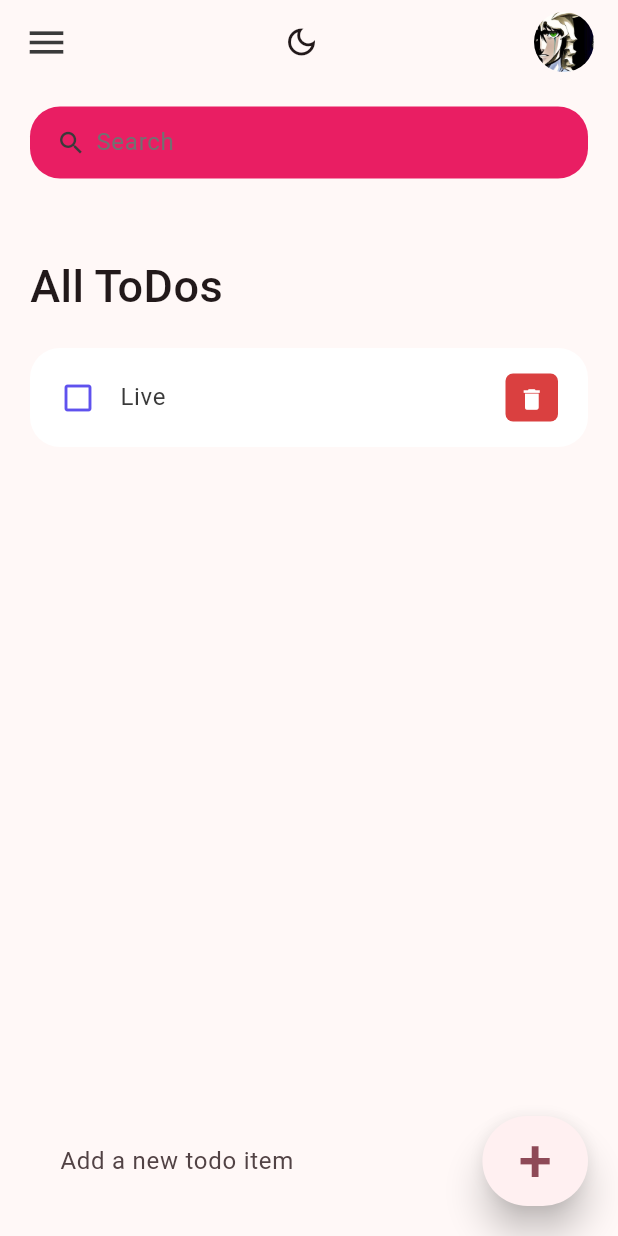
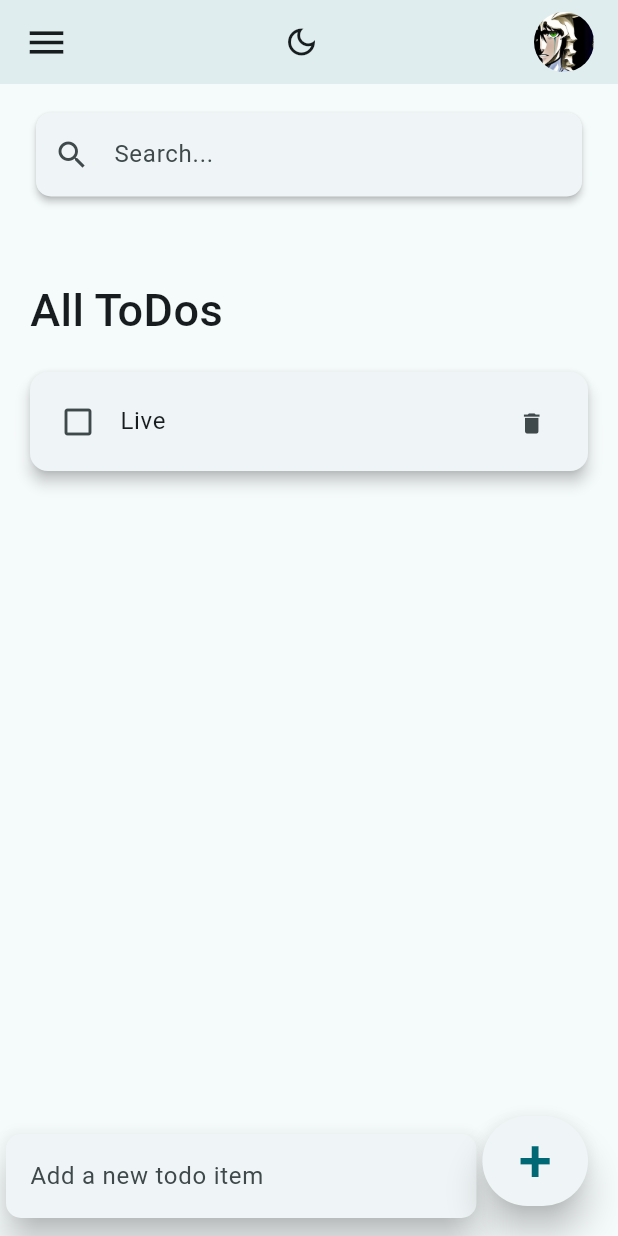
Before and after one commit to Kurocifer/TaskNest, a Flutter app: the screen it shows after launch, on a phone screen of 412 x 824 dp. Run offline on Flutter 3.47's test engine with Material 3 defaults, Android fonts, the phone set to English and light mode, and no system bars.

Commit message:
Make app components blend with theme changing
The theme changing fuctionaly was working rigth after the previous
commit but the app components were not blending with the theme changing.
This fixes that.

```diff
--- a/task_nest/lib/components/theme_button.dart
+++ b/task_nest/lib/components/theme_button.dart
@@ -13,7 +13,7 @@ class ThemeButton extends StatelessWidget {
     final isBriget = Theme.of(context).brightness == Brightness.light;
 
     return IconButton(
-      tooltip: isBriget ? 'use dark mode' : 'use ligt mode',
+      tooltip: isBriget ? 'use dark theme' : 'use ligt theme',
       icon: isBriget
           ? const Icon(Icons.dark_mode_outlined)
           : const Icon(Icons.light_mode_outlined),
--- a/task_nest/lib/main.dart
+++ b/task_nest/lib/main.dart
@@ -16,7 +16,7 @@ class TaskNest extends StatefulWidget {
 class _TaskNestState extends State<TaskNest> {
   // This widget is the root of your application.
   ThemeMode themeMode = ThemeMode.light; // default theme
-  Color colorSelected = Colors.pink;
+  Color colorSelected = Colors.white; // default app color
 
   void changeThemeMode(bool useLightMode) {
     setState(() {
@@ -46,6 +46,7 @@ class _TaskNestState extends State<TaskNest> {
       home: Home(
         changeTheme: changeThemeMode,
         colorSelected: colorSelected,
+        isLightMode: themeMode == ThemeMode.light,
       ),
     );
   }
--- a/task_nest/lib/screens/home.dart
+++ b/task_nest/lib/screens/home.dart
@@ -2,19 +2,20 @@ import 'package:flutter/material.dart';
 import 'package:task_nest/components/theme_button.dart';
 
 import '../model/todo.dart';
-import '../constants/colors.dart';
 import '../widgets/todo_item.dart';
 
-String _notFoundMessage = "";
+String _notFoundMessage = ""; // the message to be returned when search matches no existing todo
 
 class Home extends StatefulWidget {
   final void Function(bool useLightMode) changeTheme;
   final Color colorSelected;
+  final bool isLightMode;
 
   const Home({
     super.key,
     required this.changeTheme,
     required this.colorSelected,
+    required this.isLightMode,
   });
 
   @override
@@ -34,6 +35,10 @@ class _HomeState extends State<Home> {
 
   @override
   Widget build(BuildContext context) {
+    final textTheme = Theme.of(context)
+        .textTheme
+        .apply(displayColor: Theme.of(context).colorScheme.onSurface);
+
     return Scaffold(
       backgroundColor: Theme.of(context).colorScheme.surface,
       appBar: _buildAppBar(),
@@ -64,9 +69,11 @@ class _HomeState extends State<Home> {
                         ),
                       ),
                       if (_notFoundMessage.isNotEmpty)
-                        Text(
-                          _notFoundMessage,
-                          style: const TextStyle(color: Colors.red),
+                        Center(
+                          child:  Text(
+                            _notFoundMessage,
+                            style: textTheme.titleLarge,
+                          ),
                         ),
                       for (ToDo todoo in _foundToDo.reversed)
                         ToDoItem(
@@ -84,35 +91,19 @@ class _HomeState extends State<Home> {
             alignment: Alignment.bottomCenter,
             child: Row(children: [
               Expanded(
-                child: Container(
-                  margin: const EdgeInsets.only(
-                    bottom: 20,
-                    right: 20,
-                    left: 20,
-                  ),
-                  padding: const EdgeInsets.symmetric(
-                    horizontal: 20,
-                    vertical: 5,
-                  ),
-                  decoration: BoxDecoration(
-                    //color: widget.colorSelected,
-                    //boxShadow: const [
-                     // BoxShadow(
-                        //color: Colors.grey,
-                     //   offset: Offset(0.0, 0.0),
-                     //   blurRadius: 10.0,
-                     //   spreadRadius: 0.0,
-                      //),
-                    //],
-                    borderRadius: BorderRadius.circular(10),
+                child: Card(
+                  elevation: 10.0,
+                  shape: RoundedRectangleBorder(
+                    borderRadius: BorderRadius.circular(10.0),
                   ),
                   child: TextField(
-
                     controller: _todoController,
                     decoration: const InputDecoration(
-                        hintText: 'Add a new todo item',
-                        border: InputBorder.none),
-                  ),
+                      hintText: 'Add a new todo item',
+                      border: InputBorder.none,
+                      contentPadding: EdgeInsets.all(16.0)
+                    ),
+                  )
                 ),
               ),
               Container(
@@ -125,9 +116,8 @@ class _HomeState extends State<Home> {
                     _addToDoItem(_todoController.text);
                   },
                   style: ElevatedButton.styleFrom(
-                    //primary: tdBlue,
-                    minimumSize: Size(60, 60),
-                    elevation: 10,
+                    minimumSize: const Size(60, 60),
+                    elevation: 10.0,
                   ),
                   child: const Text(
                     '+',
@@ -182,7 +172,7 @@ class _HomeState extends State<Home> {
 
     // Check if results are empty and set the message
     if (results.isEmpty) {
-      message = "Todo does not exist";
+      message = "Todo not found";
     }
 
     setState(() {
@@ -192,47 +182,39 @@ class _HomeState extends State<Home> {
   }
 
   Widget searchBox() {
-    return Container(
-      padding: const EdgeInsets.symmetric(horizontal: 15),
-      decoration: BoxDecoration(
-        color: widget.colorSelected,
-        borderRadius: BorderRadius.circular(20),
+    return Card(
+      elevation: 2.0,
+      shape: RoundedRectangleBorder(
+        borderRadius: BorderRadius.circular(10.0),
       ),
       child: TextField(
         onChanged: (value) => _runFilter(value),
         decoration: const InputDecoration(
-          contentPadding: EdgeInsets.all(0),
-          prefixIcon: Icon(
-            Icons.search,
-            color: tdBlack,
-            size: 20,
-          ),
-          prefixIconConstraints: BoxConstraints(
-            maxHeight: 20,
-            minWidth: 25,
-          ),
+          hintText: 'Search...',
           border: InputBorder.none,
-          hintText: 'Search',
-          hintStyle: TextStyle(color: tdGrey),
+          contentPadding: EdgeInsets.all(16.0),
+          prefixIcon: Icon(Icons.search),
         ),
-      ),
+      )
     );
+
   }
 
   AppBar _buildAppBar() {
     return AppBar(
-      //backgroundColor: tdBGColor,
-      elevation: 0,
+    backgroundColor: Theme.of(context).colorScheme.surface,
+      elevation: 4.0,
       title: Row(
         mainAxisAlignment: MainAxisAlignment.spaceBetween,
         children: [
           const Icon(
             Icons.menu,
-            color: tdBlack,
             size: 30,
           ),
-          ThemeButton(changeThemeMode: widget.changeTheme),
-          Container(
+          ThemeButton(
+            changeThemeMode: widget.changeTheme
+          ),
+          SizedBox(
             height: 40,
             width: 40,
             child: ClipRRect(
--- a/task_nest/lib/widgets/todo_item.dart
+++ b/task_nest/lib/widgets/todo_item.dart
@@ -1,7 +1,6 @@
 import 'package:flutter/material.dart';
 
 import '../model/todo.dart';
-import '../constants/colors.dart';
 
 class ToDoItem extends StatelessWidget {
   final ToDo todo;
@@ -17,27 +16,24 @@ class ToDoItem extends StatelessWidget {
 
   @override
   Widget build(BuildContext context) {
-    return Container(
+    return Card(
+      elevation: 4.0,
       margin: const EdgeInsets.only(bottom: 20),
       child: ListTile(
         onTap: () {
-          // print('Clicked on Todo Item.');
           onToDoChanged(todo);
         },
         shape: RoundedRectangleBorder(
           borderRadius: BorderRadius.circular(20),
         ),
         contentPadding: const EdgeInsets.symmetric(horizontal: 20, vertical: 5),
-        tileColor: Colors.white,
         leading: Icon(
           todo.isDone ? Icons.check_box : Icons.check_box_outline_blank,
-          color: tdBlue,
         ),
         title: Text(
           todo.todoText!,
           style: TextStyle(
             fontSize: 16,
-            color: tdBlack,
             decoration: todo.isDone ? TextDecoration.lineThrough : null,
           ),
         ),
@@ -46,16 +42,11 @@ class ToDoItem extends StatelessWidget {
           margin: const EdgeInsets.symmetric(vertical: 12),
           height: 35,
           width: 35,
-          decoration: BoxDecoration(
-            color: tdRed,
-            borderRadius: BorderRadius.circular(5),
-          ),
           child: IconButton(
-            color: Colors.white,
+            tooltip: 'delete todo',
             iconSize: 18,
             icon: const Icon(Icons.delete),
             onPressed: () {
-              // print('Clicked on delete icon');
               onDeleteItem(todo.id);
             },
           ),
```
